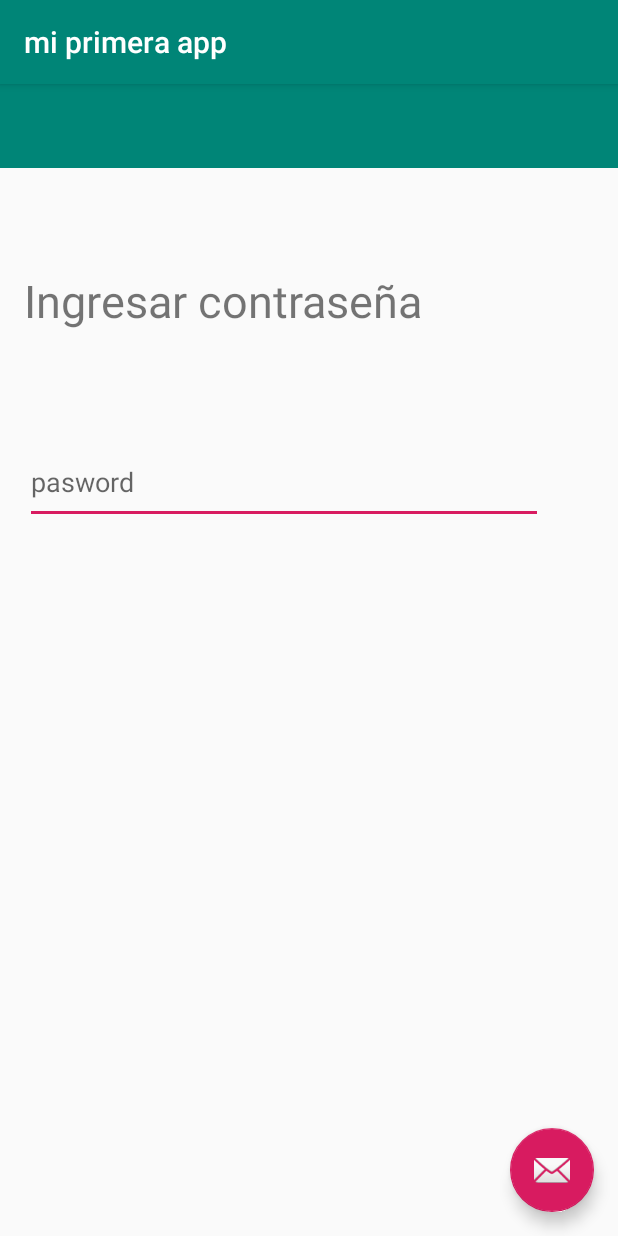
After one commit to camilo-kaoz/desafioandroid1, an Android app: the Main2Activity screen opened directly, with no data from a screen before it, on a phone screen of 412 x 824 dp. The commit adds this screen. Run offline under Robolectric (Android 15) with nearby library versions, the phone set to English and light mode, and no system bars.

Commit message:
commit de todo

```diff
--- a/app/build.gradle
+++ b/app/build.gradle
@@ -28,4 +28,5 @@ dependencies {
     androidTestImplementation 'androidx.test.espresso:espresso-core:3.1.1'
 
     implementation 'com.google.android.material:material:1.1.0-alpha06'
+    implementation 'com.squareup.picasso:picasso:2.71828'
 }
--- /dev/null
+++ b/app/src/main/java/com/desafiolatam/miprimeraapp/Main2Activity.java
@@ -0,0 +1,32 @@
+package com.desafiolatam.miprimeraapp;
+
+import android.os.Bundle;
+
+import com.google.android.material.floatingactionbutton.FloatingActionButton;
+import com.google.android.material.snackbar.Snackbar;
+
+import androidx.appcompat.app.AppCompatActivity;
+import androidx.appcompat.widget.Toolbar;
+
+import android.view.View;
+import android.widget.Toast;
+
+public class Main2Activity extends AppCompatActivity {
+
+    @Override
+    protected void onCreate(Bundle savedInstanceState) {
+        super.onCreate(savedInstanceState);
+        setContentView(R.layout.activity_main2);
+        Toolbar toolbar = findViewById(R.id.toolbar);
+//        setSupportActionBar(toolbar);
+
+        FloatingActionButton fab = findViewById(R.id.fab);
+        fab.setOnClickListener(new View.OnClickListener() {
+            @Override
+            public void onClick(View view) {
+                Toast.makeText(Main2Activity.this, "button press", Toast.LENGTH_SHORT).show();
+            }
+        });
+    }
+
+}
--- /dev/null
+++ b/app/src/main/res/drawable/ic_brightness_7_black_24dp.xml
@@ -0,0 +1,5 @@
+<vector android:height="24dp" android:tint="#11D8F2"
+    android:viewportHeight="24.0" android:viewportWidth="24.0"
+    android:width="24dp" xmlns:android="http://schemas.android.com/apk/res/android">
+    <path android:fillColor="#FF000000" android:pathData="M20,8.69L20,4h-4.69L12,0.69 8.69,4L4,4v4.69L0.69,12 4,15.31L4,20h4.69L12,23.31 15.31,20L20,20v-4.69L23.31,12 20,8.69zM12,18c-3.31,0 -6,-2.69 -6,-6s2.69,-6 6,-6 6,2.69 6,6 -2.69,6 -6,6zM12,8c-2.21,0 -4,1.79 -4,4s1.79,4 4,4 4,-1.79 4,-4 -1.79,-4 -4,-4z"/>
+</vector>
--- /dev/null
+++ b/app/src/main/res/layout/activity_main2.xml
@@ -0,0 +1,37 @@
+<?xml version="1.0" encoding="utf-8"?>
+<androidx.coordinatorlayout.widget.CoordinatorLayout xmlns:android="http://schemas.android.com/apk/res/android"
+    xmlns:app="http://schemas.android.com/apk/res-auto"
+    xmlns:tools="http://schemas.android.com/tools"
+    android:layout_width="match_parent"
+    android:layout_height="match_parent"
+    tools:context=".Main2Activity">
+
+
+
+
+
+    <com.google.android.material.appbar.AppBarLayout
+        android:layout_width="match_parent"
+        android:layout_height="wrap_content"
+        android:theme="@style/AppTheme.AppBarOverlay">
+
+    </com.google.android.material.appbar.AppBarLayout>
+
+    <include layout="@layout/content_main2" />
+
+    <com.google.android.material.floatingactionbutton.FloatingActionButton
+        android:id="@+id/fab"
+        android:layout_width="wrap_content"
+        android:layout_height="wrap_content"
+        android:layout_gravity="bottom|end"
+        android:layout_margin="@dimen/fab_margin"
+        app:srcCompat="@android:drawable/ic_dialog_email" />
+
+    <androidx.appcompat.widget.Toolbar
+        android:id="@+id/toolbar"
+        android:layout_width="match_parent"
+        android:layout_height="?attr/actionBarSize"
+        android:background="?attr/colorPrimary"
+        app:popupTheme="@style/AppTheme.PopupOverlay" />
+
+</androidx.coordinatorlayout.widget.CoordinatorLayout>
--- /dev/null
+++ b/app/src/main/res/layout/content_main2.xml
@@ -0,0 +1,39 @@
+<?xml version="1.0" encoding="utf-8"?>
+<androidx.constraintlayout.widget.ConstraintLayout xmlns:android="http://schemas.android.com/apk/res/android"
+    xmlns:app="http://schemas.android.com/apk/res-auto"
+    xmlns:tools="http://schemas.android.com/tools"
+    android:layout_width="match_parent"
+    android:layout_height="match_parent"
+    app:layout_behavior="@string/appbar_scrolling_view_behavior"
+    tools:context=".Main2Activity"
+    tools:showIn="@layout/activity_main2">
+
+    <TextView
+        android:id="@+id/textview"
+        android:layout_width="380dp"
+        android:layout_height="95dp"
+        android:layout_marginStart="16dp"
+        android:layout_marginTop="124dp"
+        android:layout_marginEnd="15dp"
+        android:text="Ingresar contraseña"
+        android:textSize="30dp"
+        app:layout_constraintEnd_toEndOf="parent"
+        app:layout_constraintHorizontal_bias="0.0"
+        app:layout_constraintStart_toStartOf="parent"
+        app:layout_constraintTop_toTopOf="parent" />
+
+    <EditText
+        android:id="@+id/editText"
+        android:layout_width="345dp"
+        android:layout_height="55dp"
+        android:layout_marginStart="16dp"
+        android:layout_marginTop="25dp"
+        android:layout_marginEnd="50dp"
+        android:layout_marginBottom="482dp"
+        android:hint="pasword"
+        app:layout_constraintBottom_toBottomOf="parent"
+        app:layout_constraintEnd_toEndOf="parent"
+        app:layout_constraintStart_toStartOf="parent"
+        app:layout_constraintTop_toBottomOf="@+id/textview" />
+
+</androidx.constraintlayout.widget.ConstraintLayout>
--- /dev/null
+++ b/app/src/main/res/values/dimens.xml
@@ -0,0 +1,3 @@
+<resources>
+    <dimen name="fab_margin">16dp</dimen>
+</resources>
--- a/app/src/main/res/values/strings.xml
+++ b/app/src/main/res/values/strings.xml
@@ -1,3 +1,4 @@
 <resources>
     <string name="app_name">mi primera app</string>
+    <string name="title_activity_main2">Main2Activity</string>
 </resources>
--- a/app/src/main/res/values/styles.xml
+++ b/app/src/main/res/values/styles.xml
@@ -8,4 +8,13 @@
         <item name="colorAccent">@color/colorAccent</item>
     </style>
 
+    <style name="AppTheme.NoActionBar">
+        <item name="windowActionBar">false</item>
+        <item name="windowNoTitle">true</item>
+    </style>
+
+    <style name="AppTheme.AppBarOverlay" parent="ThemeOverlay.AppCompat.Dark.ActionBar" />
+
+    <style name="AppTheme.PopupOverlay" parent="ThemeOverlay.AppCompat.Light" />
+
 </resources>
```
Also changed, not shown: app/src/main/AndroidManifest.xml (+10 -0 lines), app/src/main/java/com/desafiolatam/miprimeraapp/MainActivity.java (+28 -0 lines), app/src/main/res/layout/activity_main.xml (+33 -1 lines).
